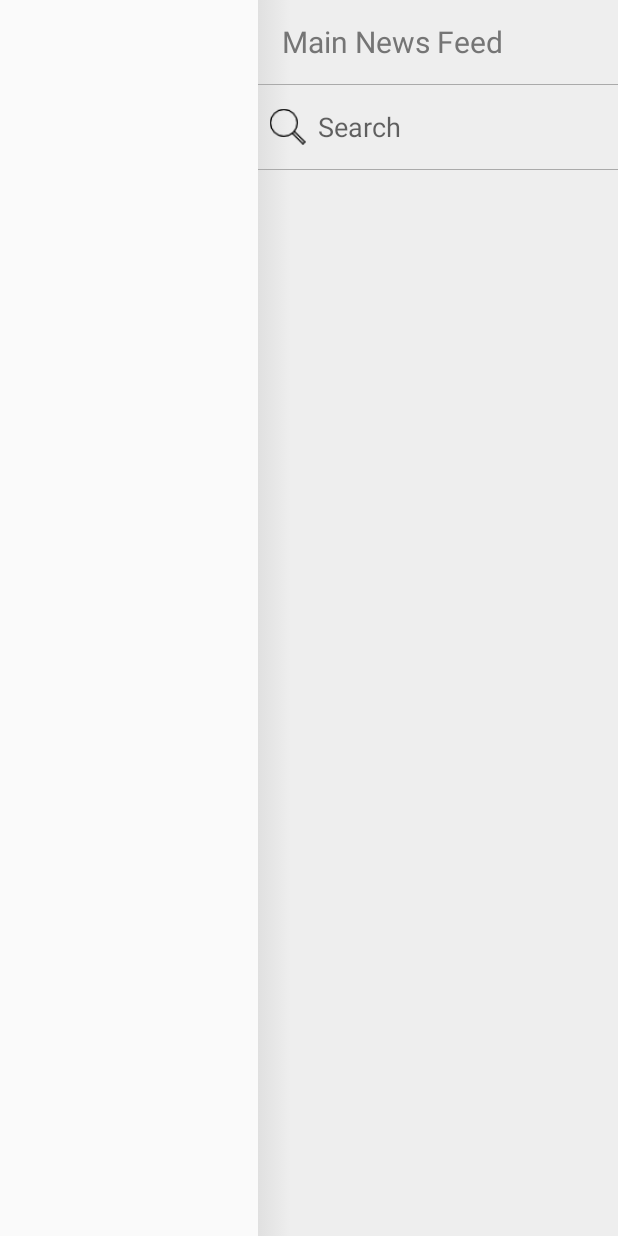
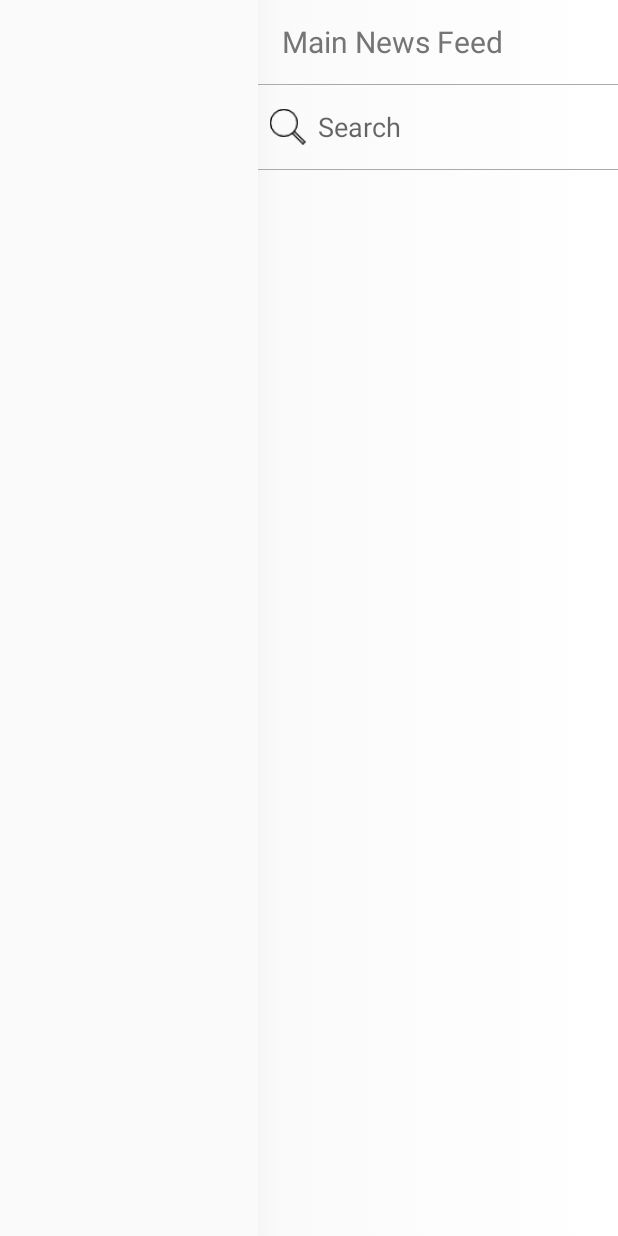
Before and after one commit to gurleensethi/quick-news-bytes, an Android app: the layout right_navigation_drawer.xml on its own in the app's theme, with its tools: preview values and no code run, on a phone screen of 412 x 824 dp. Run offline under Robolectric (Android 15) with nearby library versions, the phone set to English and light mode, and no system bars.

Commit message:
#Update : Change gradient and background colors in navigation drawers

```diff
--- a/app/src/main/res/drawable/inner_shadow_left.xml
+++ b/app/src/main/res/drawable/inner_shadow_left.xml
@@ -2,12 +2,15 @@
 <selector xmlns:android="http://schemas.android.com/apk/res/android">
     <item>
         <shape android:shape="rectangle">
+            <solid android:color="@color/md_white_1000"/>
             <gradient
-                android:startColor="@color/md_grey_300"
-                android:endColor="@color/md_grey_200"
-                android:centerY="0.09"
-                android:centerColor="@color/md_grey_200"
-                android:type="linear"/>
+                android:angle="180"
+                android:startColor="@color/md_white_1000"
+                android:endColor="@color/md_grey_100"
+                android:centerColor="@color/md_grey_50"
+                android:centerY="0.95"
+                android:type="linear"
+                />
         </shape>
     </item>
 </selector>
--- a/app/src/main/res/layout/navigation_drawer.xml
+++ b/app/src/main/res/layout/navigation_drawer.xml
@@ -9,7 +9,7 @@
               android:orientation="vertical">
 
     <TextView
-        android:layout_width="wrap_content"
+        android:layout_width="match_parent"
         android:layout_height="?attr/actionBarSize"
         android:gravity="center"
         android:text="Quick News Bytes"
--- a/app/src/main/res/layout/right_navigation_drawer.xml
+++ b/app/src/main/res/layout/right_navigation_drawer.xml
@@ -23,7 +23,8 @@
             android:paddingLeft="16dp"
             android:text="@string/main_news_feed"
             android:textColor="@color/md_grey_600"
-            android:textSize="20sp"/>
+            android:textSize="20sp"
+            android:background="@drawable/item_selector"/>
 
         <View
             android:layout_width="match_parent"
```
Also changed, not shown: app/src/main/res/drawable/inner_shadow_right.xml (+7 -6 lines).
